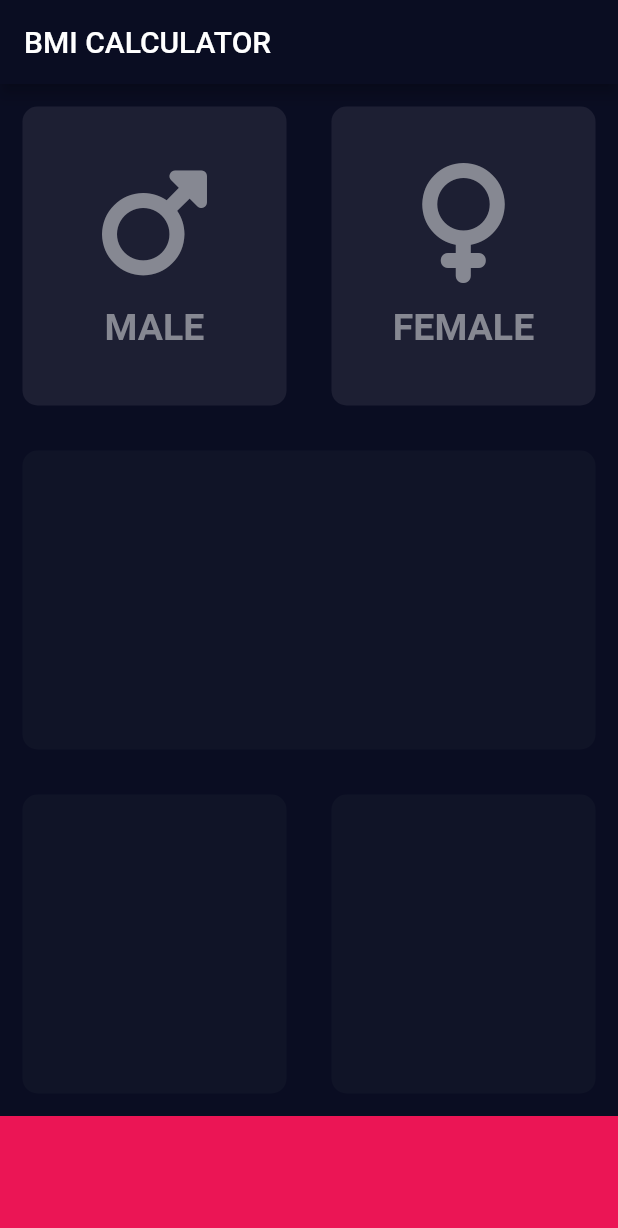
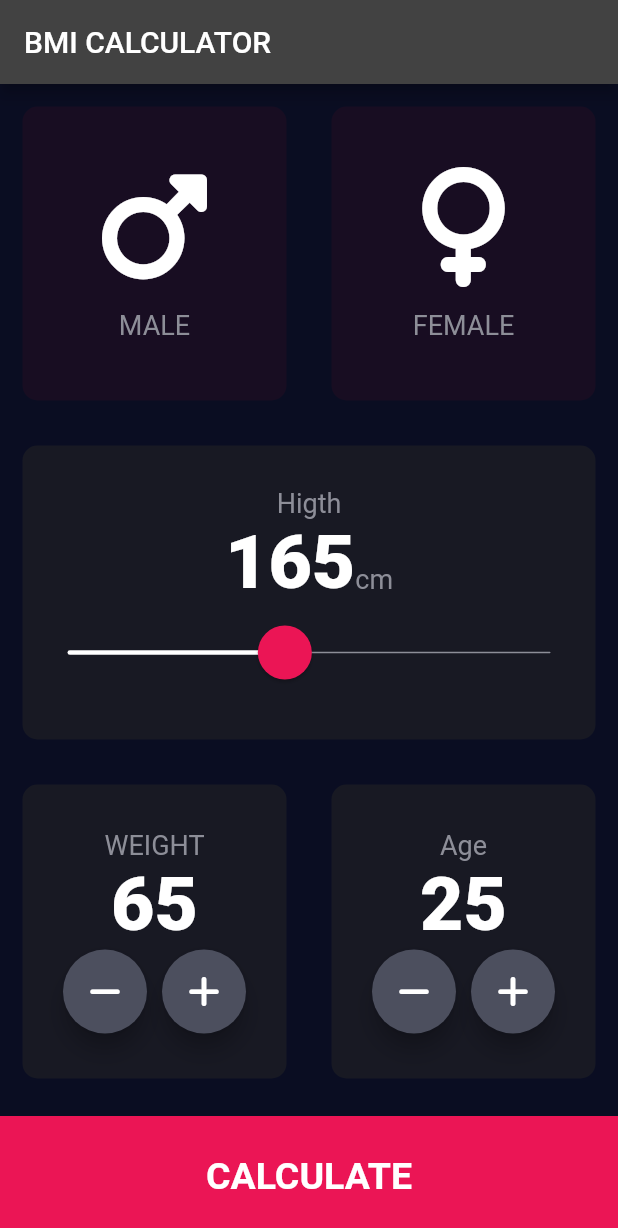
Before and after one commit to HeratUni-CS/bmi-calculator-frotannazi, a Flutter app: the screen it shows after launch, on a phone screen of 412 x 824 dp. Shown: the top 1228 px of the screen. Run offline on Flutter 3.47's test engine with Material 2 defaults, Android fonts, the phone set to English and light mode, and no system bars; our stand-ins replace font_awesome_flutter.

Commit message:
updated commit

```diff
--- /dev/null
+++ b/lib/components/bottom_button.dart
@@ -0,0 +1,28 @@
+import 'package:bmi_starting/constants.dart';
+import 'package:flutter/material.dart';
+
+class BottomButton extends StatelessWidget {
+  final String? title;
+
+  final VoidCallback? onTaP;
+
+  BottomButton({@required this.title, @required this.onTaP});
+
+  @override
+  Widget build(BuildContext context) {
+    return GestureDetector(
+      onTap: onTaP,
+      child: Container(
+        child: Center(
+            child: Text(
+          title!,
+          style: kLargeButtonTextStyle,
+        )),
+        margin: EdgeInsets.only(top: 10),
+        color: kBottomContainerColor,
+        width: double.infinity,
+        height: kBottomContainerHiegh,
+      ),
+    );
+  }
+}
--- /dev/null
+++ b/lib/components/icon_content.dart
@@ -0,0 +1,19 @@
+import 'package:flutter/material.dart';
+class IconContent extends StatelessWidget {
+  final IconData? icon;
+  final String? label;
+
+  IconContent({this.icon,this.label});
+  @override
+  Widget build(BuildContext context) {
+    return Column(
+      mainAxisAlignment: MainAxisAlignment.center,
+      children: [
+        Icon(icon,size: 80,),
+        SizedBox(height: 15,),
+        Text(label!,style: TextStyle(fontSize: 18,
+            color: Color(0xFF8D8E98)),)
+      ],
+    );
+  }
+}
--- /dev/null
+++ b/lib/components/reusable_card.dart
@@ -0,0 +1,23 @@
+import 'package:bmi_starting/constants.dart';
+import 'package:flutter/material.dart';
+
+class ReusableCard extends StatelessWidget {
+  final Color? color;
+  final Widget? child;
+  final VoidCallback? onPress;
+  ReusableCard({this.color, this.child, this.onPress});
+  @override
+  Widget build(BuildContext context) {
+    return GestureDetector(
+      onTap: onPress,
+      child: Container(
+        child: child,
+        margin: EdgeInsets.all(15),
+        decoration: BoxDecoration(
+          borderRadius: BorderRadius.circular(10),
+          color: color ?? kActiveCardColor,
+        ),
+      ),
+    );
+  }
+}
--- /dev/null
+++ b/lib/components/round_icon_button.dart
@@ -0,0 +1,24 @@
+import 'package:flutter/cupertino.dart';
+import 'package:flutter/material.dart';
+
+class RoundIconButton extends StatelessWidget {
+  final IconData? icon;
+  final VoidCallback? onPress;
+
+  RoundIconButton({required this.icon, required this.onPress});
+
+  @override
+  Widget build(BuildContext context) {
+    return RawMaterialButton(
+      onPressed: onPress,
+      shape: CircleBorder(),
+      fillColor: Color(0XFF4C4F5E),
+      constraints: BoxConstraints.tightFor(
+        width: 56.0,
+        height: 56.0,
+      ),
+      elevation: 6,
+      child: Icon(this.icon),
+    );
+  }
+}
--- /dev/null
+++ b/lib/constants.dart
@@ -0,0 +1,31 @@
+import 'package:flutter/cupertino.dart';
+import 'package:flutter/material.dart';
+
+const kLableStyle = TextStyle(
+  fontSize: 18,
+  color: Color(0xFF8D8E98),
+);
+
+const kNumberTextStyle = TextStyle(
+  fontSize: 50,
+  fontWeight: FontWeight.w900,
+);
+
+const double kBottomContainerHiegh = 80;
+
+const kBottomContainerColor = Color(0XFFEB1555);
+const kActiveCardColor = Color(0XFF1DE33);
+const kInActiveCardColor = Color(0XFF11328);
+
+const kLargeButtonTextStyle =
+    TextStyle(fontSize: 25, fontWeight: FontWeight.bold);
+const kTitleTextStyle = TextStyle(fontSize: 50, fontWeight: FontWeight.bold);
+const kResultTextStyle = TextStyle(
+    color: Color(0XFF24D676), fontSize: 22, fontWeight: FontWeight.bold);
+
+const kBMITextStyle = TextStyle(fontSize: 100, fontWeight: FontWeight.bold);
+
+const kGrayBodyTextStyle = TextStyle(fontSize: 22, color: Colors.grey);
+const kBodyTextStyle = TextStyle(
+  fontSize: 22,
+);
--- a/lib/icon_content.dart
+++ /dev/null
@@ -1,28 +0,0 @@
-import 'package:flutter/material.dart';
-class IconContent extends StatelessWidget {
-  IconData icon;
-  String text;
-  IconContent({required this.text, required this.icon});
-
-  @override
-  Widget build(BuildContext context) {
-    return Column(
-      mainAxisAlignment: MainAxisAlignment.center,
-      children: [
-        Icon(
-            icon,
-            size: 80,
-            color: Color(0xFF868892)
-        ),
-        SizedBox(
-          height: 15,
-        ),
-        Text(
-          text,
-          style: TextStyle(fontSize: 25,fontWeight: FontWeight.bold,
-              color: Color(0xFF868892)),
-        )
-      ],
-    );
-  }
-}
--- a/lib/input_page.dart
+++ /dev/null
@@ -1,101 +0,0 @@
-import 'package:flutter/material.dart';
-import 'package:font_awesome_flutter/font_awesome_flutter.dart';
-import 'icon_content.dart';
-import 'reusable_card.dart';
-// import 'package:font_awesome_flutter/font_awesome_flutter.dart';
-
-const Color bottomContainerColor = Color(0xFFEB1555);
-const Color activeCardColor = Color(0xFF101427);
-const Color inactiveCardColor = Color(0xFF1D1F33);
-
-enum Gender {
-  male,
-  female,
-}
-
-class InputPage extends StatefulWidget {
-  const InputPage({Key? key}) : super(key: key);
-
-  @override
-  _InputPageState createState() => _InputPageState();
-}
-
-class _InputPageState extends State<InputPage> {
-  Gender? selectedgender;
-
-  @override
-  Widget build(BuildContext context) {
-    return Scaffold(
-      appBar: AppBar(
-        title: Text('BMI CALCULATOR'),
-      ),
-      body: SafeArea(
-        child: Column(
-          children: [
-            Expanded(
-              child: Row(
-                children: [
-                  ReusableCard(
-                    onPressed: () {
-                      setState(() {
-                        selectedgender = Gender.male;
-                      });
-                    },
-                    color: (selectedgender == Gender.male)
-                        ? activeCardColor
-                        : inactiveCardColor,
-                    child: IconContent(
-                      icon: FontAwesomeIcons.mars,
-                      text: 'MALE',
-                    ),
-                  ),
-                  ReusableCard(
-                    onPressed: () {
-                      setState(() {
-                        selectedgender = Gender.female;
-                      });
-                    },
-                    color: (selectedgender == Gender.female)
-                        ? activeCardColor
-                        : inactiveCardColor,
-                    child: IconContent(
-                      icon: FontAwesomeIcons.venus,
-                      //FontAwesomeIcons.venus,
-                      text: 'FEMALE',
-                    ),
-                  ),
-                ],
-              ),
-            ),
-            Expanded(
-              child: ReusableCard(
-                color: activeCardColor,
-              ),
-            ),
-            Expanded(
-              child: Row(
-                children: [
-                  Expanded(
-                    child: ReusableCard(
-                      color: activeCardColor,
-                    ),
-                  ),
-                  Expanded(
-                    child: ReusableCard(
-                      color: activeCardColor,
-                    ),
-                  ),
-                ],
-              ),
-            ),
-            Container(
-              color: bottomContainerColor,
-              height: 80,
-              width: double.infinity,
-            ),
-          ],
-        ),
-      ),
-    );
-  }
-}
--- a/lib/main.dart
+++ b/lib/main.dart
@@ -1,19 +1,16 @@
-import 'package:flutter/cupertino.dart';
+
+import 'package:bmi_starting/screens/Input_page.dart';
 import 'package:flutter/material.dart';
-import 'input_page.dart';
 
-void main() {
-  runApp(const MyApp());
-}
+void main() => runApp(BMICalculator());
 
-class MyApp extends StatelessWidget {
-  const MyApp({Key? key}) : super(key: key);
-
+class BMICalculator extends StatelessWidget {
   @override
   Widget build(BuildContext context) {
     return MaterialApp(
+
       theme: ThemeData.dark().copyWith(
-        appBarTheme: AppBarTheme(backgroundColor: Color(0xFF0A0D22)),
+        primaryColor: Color(0XFF0A0D22),
         scaffoldBackgroundColor: Color(0XFF0A0D22),
       ),
       home: InputPage(),
--- a/lib/reusable_card.dart
+++ /dev/null
@@ -1,24 +0,0 @@
-import 'package:flutter/material.dart';
-
-class ReusableCard extends StatelessWidget {
-  final Color color;
-  Widget? child;
-  final void Function()? onPressed;
-  ReusableCard({required this.color, this.child , this.onPressed});
-
-  @override
-  Widget build(BuildContext context) {
-    return Expanded(
-      child: InkWell(
-        onTap: onPressed,
-      child: Container(
-      margin: EdgeInsets.all(15.0),
-      decoration: BoxDecoration(
-        color: color,
-        borderRadius: BorderRadius.circular(10),
-      ),
-    child: child,
-    ),
-    ),);
-  }
-}
--- /dev/null
+++ b/lib/screens/Input_page.dart
@@ -0,0 +1,235 @@
+import 'package:bmi_starting/calculater.dart';
+import 'package:bmi_starting/components/bottom_button.dart';
+import 'package:bmi_starting/components/round_icon_button.dart';
+import 'package:bmi_starting/constants.dart';
+import 'package:bmi_starting/screens/result_page.dart';
+import 'package:flutter/material.dart';
+import 'package:font_awesome_flutter/font_awesome_flutter.dart';
+import '../components/reusable_card.dart';
+import '../components/icon_content.dart';
+
+enum Gender { male, female }
+
+class InputPage extends StatefulWidget {
+  @override
+  _InputPageState createState() => _InputPageState();
+}
+
+class _InputPageState extends State<InputPage> {
+  Gender? selectGender;
+  int height = 165;
+  int weight = 65;
+  int age = 25;
+
+  @override
+  Widget build(BuildContext context) {
+    return Scaffold(
+      appBar: AppBar(
+        title: Text('BMI CALCULATOR'),
+      ),
+      body: Column(
+        crossAxisAlignment: CrossAxisAlignment.stretch,
+        children: [
+          Expanded(
+            child: Row(
+              children: [
+                Expanded(
+                  child: ReusableCard(
+                    onPress: () {
+                      setState(
+                        () {
+                          selectGender = Gender.male;
+                        },
+                      );
+                    },
+                    color: selectGender == Gender.male
+                        ? kActiveCardColor
+                        : kInActiveCardColor,
+                    child: IconContent(
+                      icon: FontAwesomeIcons.mars,
+                      label: 'MALE',
+                    ),
+                  ),
+                ),
+                Expanded(
+                  child: ReusableCard(
+                    onPress: () {
+                      setState(
+                        () {
+                          selectGender = Gender.female;
+                        },
+                      );
+                    },
+                    color: selectGender == Gender.female
+                        ? kActiveCardColor
+                        : kInActiveCardColor,
+                    child: IconContent(
+                      icon: FontAwesomeIcons.venus,
+                      label: 'FEMALE',
+                    ),
+                  ),
+                ),
+              ],
+            ),
+          ),
+          Expanded(
+            child: ReusableCard(
+              child: Column(
+                mainAxisAlignment: MainAxisAlignment.center,
+                children: [
+                  Text(
+                    'Higth',
+                    style: kLableStyle,
+                  ),
+                  Row(
+                    mainAxisAlignment: MainAxisAlignment.center,
+                    crossAxisAlignment: CrossAxisAlignment.baseline,
+                    textBaseline: TextBaseline.alphabetic,
+                    children: [
+                      Text(height.toString(), style: kNumberTextStyle),
+                      Text(
+                        'cm',
+                        style: kLableStyle,
+                      ),
+                    ],
+                  ),
+                  SliderTheme(
+                    data: SliderTheme.of(context).copyWith(
+                        trackHeight: 1,
+                        activeTrackColor: Colors.white,
+                        inactiveTrackColor: Color(0xFF8D8E98),
+                        overlayColor: Color(0x1fEB1555),
+                        thumbColor: Color(0xFFEB1555),
+                        thumbShape:
+                            RoundSliderThumbShape(enabledThumbRadius: 18),
+                        overlayShape:
+                            RoundSliderOverlayShape(overlayRadius: 30)),
+                    child: Slider(
+                      value: height.toDouble(),
+                      min: 120,
+                      max: 220,
+                      onChanged: (double newValue) {
+                        setState(
+                          () {
+                            height = newValue.round();
+                          },
+                        );
+                      },
+                    ),
+                  )
+                ],
+              ),
+            ),
+          ),
+          Expanded(
+            child: Row(
+              children: [
+                Expanded(
+                  child: ReusableCard(
+                    child: Column(
+                      mainAxisAlignment: MainAxisAlignment.center,
+                      children: [
+                        Text(
+                          "WEIGHT",
+                          style: kLableStyle,
+                        ),
+                        Text(weight.toString(), style: kNumberTextStyle),
+                        Row(
+                          mainAxisAlignment: MainAxisAlignment.center,
+                          children: [
+                            RoundIconButton(
+                              icon: FontAwesomeIcons.minus,
+                              onPress: () {
+                                setState(
+                                  () {
+                                    weight--;
+                                  },
+                                );
+                              },
+                            ),
+                            SizedBox(
+                              width: 10,
+                            ),
+                            RoundIconButton(
+                              icon: FontAwesomeIcons.plus,
+                              onPress: () {
+                                setState(
+                                  () {
+                                    weight++;
+                                  },
+                                );
+                              },
+                            ),
+                          ],
+                        ),
+                      ],
+                    ),
+                  ),
+                ),
+                Expanded(
+                  child: ReusableCard(
+                    child: Column(
+                      mainAxisAlignment: MainAxisAlignment.center,
+                      children: [
+                        Text(
+                          "Age",
+                          style: kLableStyle,
+                        ),
+                        Text(age.toString(), style: kNumberTextStyle),
+                        Row(
+                          mainAxisAlignment: MainAxisAlignment.center,
+                          children: [
+                            RoundIconButton(
+                              icon: FontAwesomeIcons.minus,
+                              onPress: () {
+                                setState(
+                                  () {
+                                    age--;
+                                  },
+                                );
+                              },
+                            ),
+                            SizedBox(
+                              width: 10,
+                            ),
+                            RoundIconButton(
+                              icon: FontAwesomeIcons.plus,
+                              onPress: () {
+                                setState(
+                                  () {
+                                    age++;
+                                  },
+                                );
+                              },
+                            ),
+                          ],
+                        ),
+                      ],
+                    ),
+                  ),
+                ),
+              ],
+            ),
+          ),
+          BottomButton(
+            title: 'CALCULATE',
+            onTaP: () {
+              Calculator calculater =
+                  Calculator(height: height, weight: weight);
+              Navigator.push(
+                context,
+                MaterialPageRoute(
+                  builder: (context) => ResultsPage(
+                    bmiResult: calculater.calculateBMI(),
+                    resultText: calculater.getResult(),
+                    interpretation: calculater.getInterpretation(),
+                  ),
+                ),
+              );
+            },
+          ),
+        ],
+      ),
+    );
+  }
+}
```
Also changed, not shown: lib/calculater.dart (added, +44 -0 lines), lib/screens/result_page.dart (added, +79 -0 lines).
